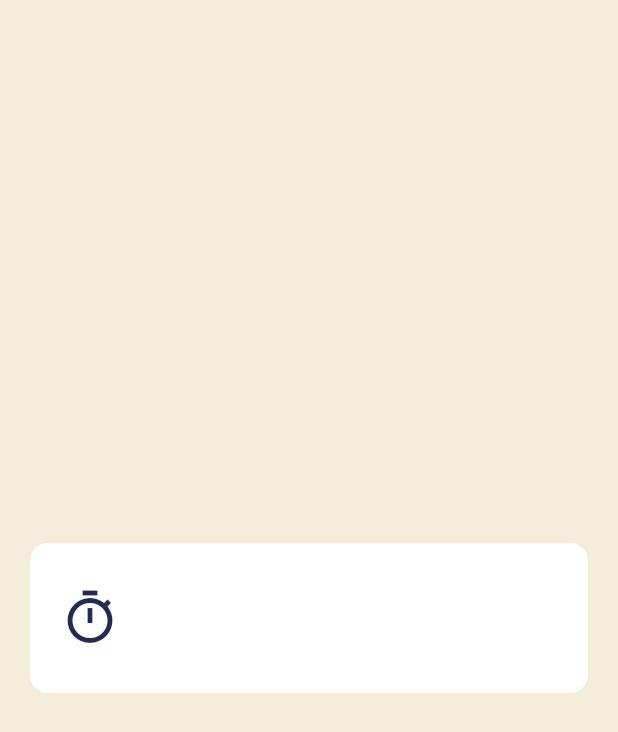
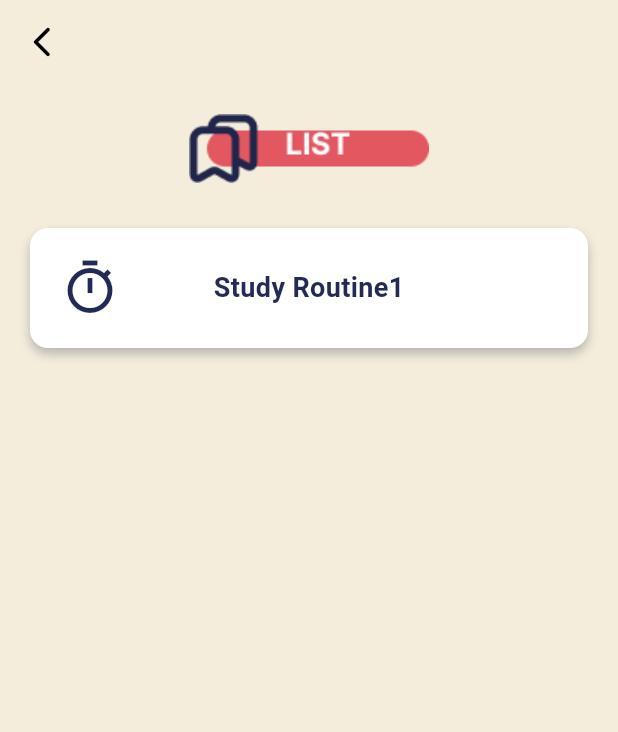
Before and after one commit to jinscodes/pomodoro_app, a Flutter app: the TimerListScreen screen opened directly, on a phone screen of 412 x 824 dp. Shown: the top 732 px of the screen. Run offline on Flutter 3.47's test engine with Material 3 defaults, Android fonts, the phone set to English and light mode, and no system bars; our stand-ins replace flutter_svg.

Commit message:
List Container

```diff
--- a/lib/lists/timer_list.dart
+++ b/lib/lists/timer_list.dart
@@ -1,29 +1,60 @@
 import 'package:flutter/material.dart';
 
 class TimerList extends StatelessWidget {
-  const TimerList({super.key});
+  final String title;
+  final Function handleClick;
+
+  const TimerList({
+    super.key,
+    required this.title,
+    required this.handleClick,
+  });
 
   @override
   Widget build(BuildContext context) {
-    return Container(
+    return GestureDetector(
+      onTap: () {
+        handleClick();
+      },
+      child: Container(
         width: double.infinity,
-      height: 100,
+        height: 80,
         decoration: BoxDecoration(
             color: Colors.white,
             borderRadius: BorderRadius.circular(12.0),
-      ),
+            boxShadow: [
+              BoxShadow(
+                color: Colors.grey.withOpacity(0.7),
+                blurRadius: 5.0,
+                spreadRadius: 0.0,
+                offset: const Offset(0, 4),
+              )
+            ]),
         child: Padding(
           padding: const EdgeInsets.symmetric(
             horizontal: 20,
           ),
-        child: Row(
+          child: Stack(
+            alignment: Alignment.center,
             children: [
-            Icon(
+              Align(
+                alignment: Alignment.centerLeft,
+                child: Icon(
                   Icons.timer_outlined,
                   size: 40,
                   color: Theme.of(context).textTheme.displayLarge!.color,
                 ),
+              ),
+              Text(
+                title,
+                style: TextStyle(
+                  fontSize: 18,
+                  fontWeight: FontWeight.w600,
+                  color: Theme.of(context).textTheme.displayLarge!.color,
+                ),
+              )
             ],
+          ),
         ),
       ),
     );
--- a/lib/pomodoro/timerContainer.dart
+++ b/lib/pomodoro/timerContainer.dart
@@ -64,7 +64,6 @@ class _TimerContainerState extends State<TimerContainer> {
         );
       },
       child: Container(
-        // width: boxSize,
         height: 105,
         decoration: BoxDecoration(
           borderRadius: BorderRadius.circular(8),
--- a/lib/screens/timer_list_screen.dart
+++ b/lib/screens/timer_list_screen.dart
@@ -7,11 +7,31 @@ class TimerListScreen extends StatelessWidget {
   @override
   Widget build(BuildContext context) {
     return Scaffold(
+      appBar: AppBar(
+        backgroundColor: Theme.of(context).cardColor,
+        leading: IconButton(
+          onPressed: () {},
+          icon: const Icon(
+            Icons.arrow_back_ios_new_rounded,
+          ),
+        ),
+      ),
       backgroundColor: Theme.of(context).cardColor,
-      body: const Center(
+      body: Center(
         child: Padding(
-          padding: EdgeInsets.all(20.0),
-          child: TimerList(),
+          padding: const EdgeInsets.all(20.0),
+          child: Column(
+            children: [
+              Image.asset("assets/image/list.png"),
+              const SizedBox(
+                height: 30,
+              ),
+              TimerList(
+                title: "Study Routine1",
+                handleClick: () => print("onTab"),
+              ),
+            ],
+          ),
         ),
       ),
     );
```
Also changed, not shown: assets/image/list.png (added). Lines whose indentation alone changed are shown as unchanged.
